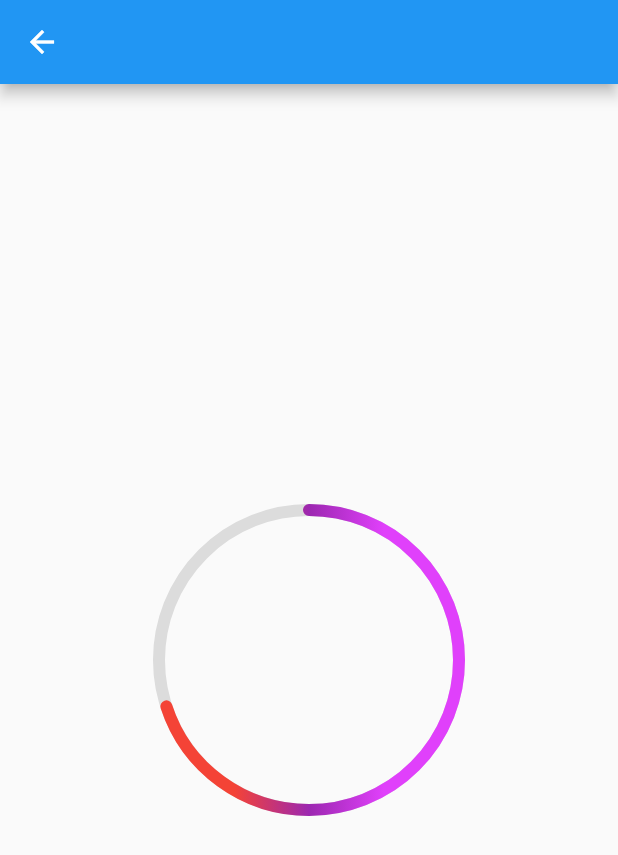
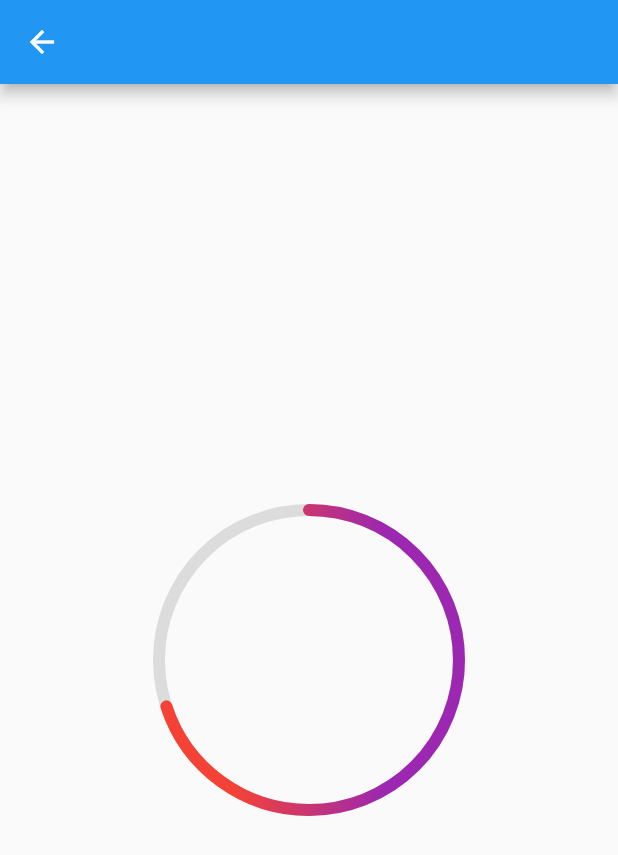
Before and after one commit to jobic10/flutter_learning_provider, a Flutter app: the screen it shows after launch, after a tap on the "battery std" icon, on a phone screen of 412 x 824 dp. Shown: the top 855 px of the screen. Run offline on Flutter 3.47's test engine with Material 2 defaults, Android fonts, the phone set to English and light mode, and no system bars.

Commit message:
Radial Widget Completed

```diff
--- a/lib/screens/radial.dart
+++ b/lib/screens/radial.dart
@@ -74,19 +74,21 @@ class RadialPainter extends CustomPainter {
     canvas.drawCircle(center, size.width / 2, paint);
 
     var progressPaint = Paint()
-      ..shader = LinearGradient(
-              colors: [Colors.red, Colors.purple, Colors.purpleAccent])
-          .createShader(Rect.fromCenter(
-              center: center, width: size.width / 2, height: size.height / 2))
+      ..shader = LinearGradient(colors: [
+        Colors.red,
+        Colors.purple,
+      ]).createShader(Rect.fromCenter(
+          center: center, width: size.width / 2, height: size.height / 2))
       ..style = PaintingStyle.stroke
       ..strokeCap = StrokeCap.round
       ..strokeWidth = 8;
     canvas.drawArc(
-        Rect.fromCenter(center: center, width: size.width, height: size.height),
-        math.radians(-90),
-        math.radians(progressInDegress),
-        false,
-        progressPaint);
+      Rect.fromCenter(center: center, width: size.width, height: size.height),
+      math.radians(-90),
+      math.radians(progressInDegress),
+      false,
+      progressPaint,
+    );
   }
 
   @override
```
